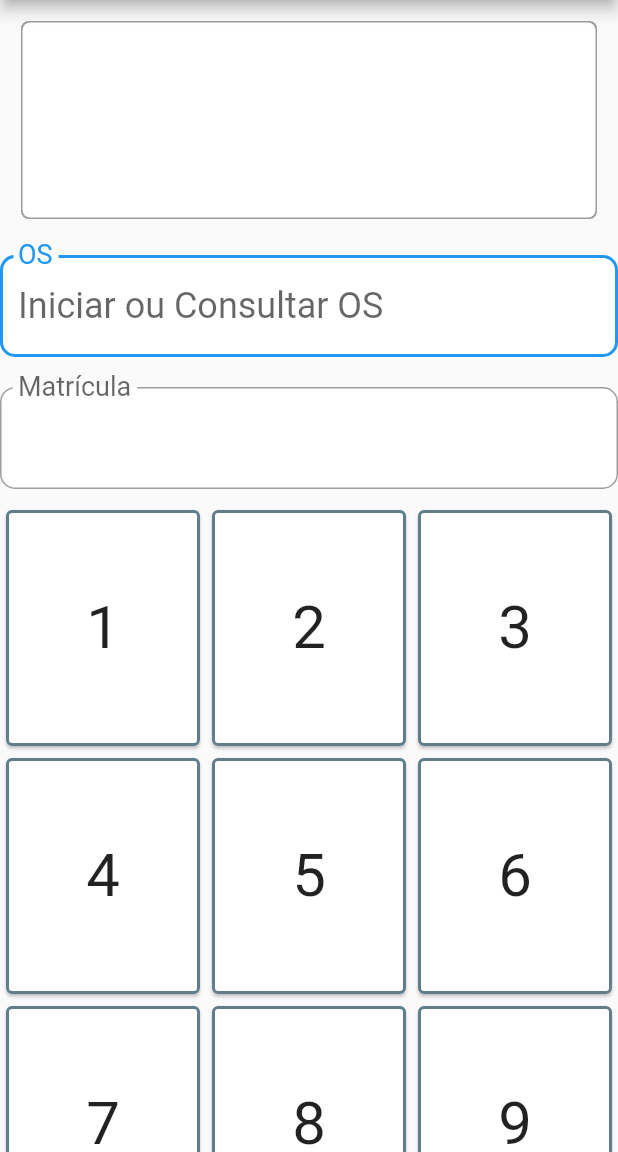
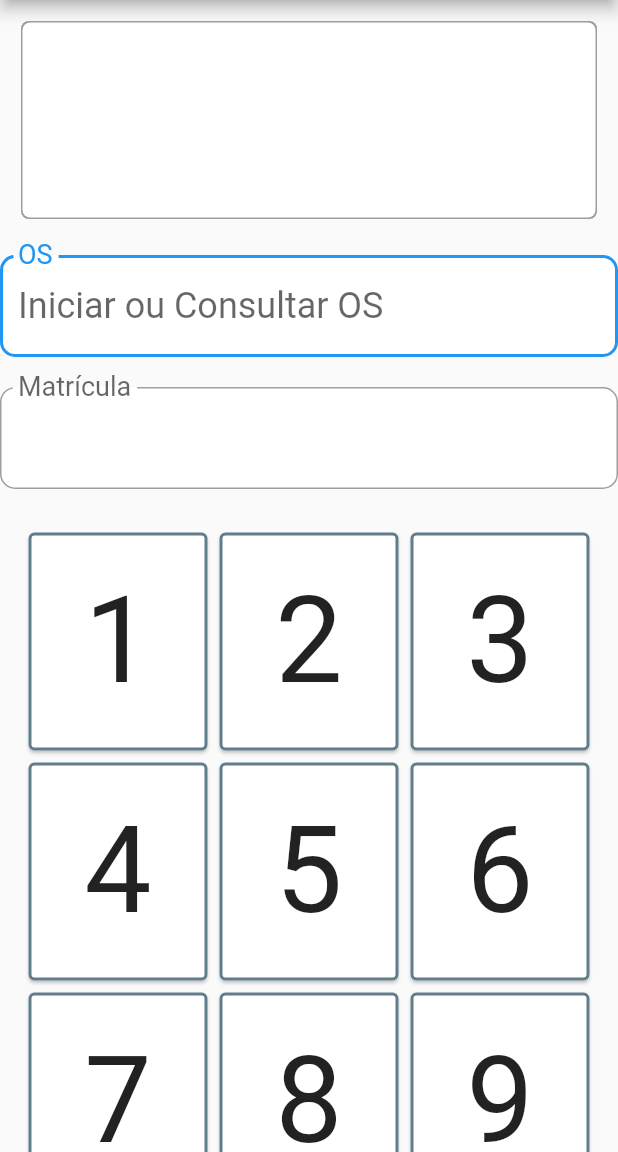
Before and after one commit to adriavieira314/engemanOs, a Flutter app: the screen it shows after launch, on a phone screen of 412 x 824 dp, the part 84-1236 px from its top. Run offline on Flutter 3.47's test engine with Material 2 defaults, Android fonts, the light colour scheme and no system bars.

Commit message:
aumentado os botoes da tela de login

```diff
--- a/lib/screens/operador_page.dart
+++ b/lib/screens/operador_page.dart
@@ -94,8 +94,12 @@ class _PaginaPrincipalPageState extends State<PaginaPrincipalPage> {
               ),
             ],
           ),
-          SizedBox(
-            width: 500,
+          Padding(
+            padding: const EdgeInsets.all(15.0),
+            child: SizedBox(
+              width: MediaQuery.of(context).orientation == Orientation.portrait
+                  ? MediaQuery.of(context).size.width
+                  : 500,
               height: MediaQuery.of(context).orientation == Orientation.portrait
                   ? 700
                   : 450,
@@ -229,7 +233,8 @@ class _PaginaPrincipalPageState extends State<PaginaPrincipalPage> {
                           if (matriculaInput.text.isNotEmpty) {
                             for (var i = 0; i < cadastroOs.length; i++) {
                               if (cadastroOs[i]['os'] == osString &&
-                                cadastroOs[i]['matricula'] == matriculaString) {
+                                  cadastroOs[i]['matricula'] ==
+                                      matriculaString) {
                                 setState(() {
                                   existeIsTrue = true;
                                   print('naoExiste');
@@ -291,13 +296,14 @@ class _PaginaPrincipalPageState extends State<PaginaPrincipalPage> {
                               child: Text(
                                 teclado[index].label,
                                 style: const TextStyle(
-                                fontSize: 40.0,
+                                  fontSize: 80.0,
                                 ),
                               ),
                             ),
                           ),
                   );
                 },
+              ),
             ),
           )
         ],
```
Lines whose indentation alone changed are shown as unchanged.
